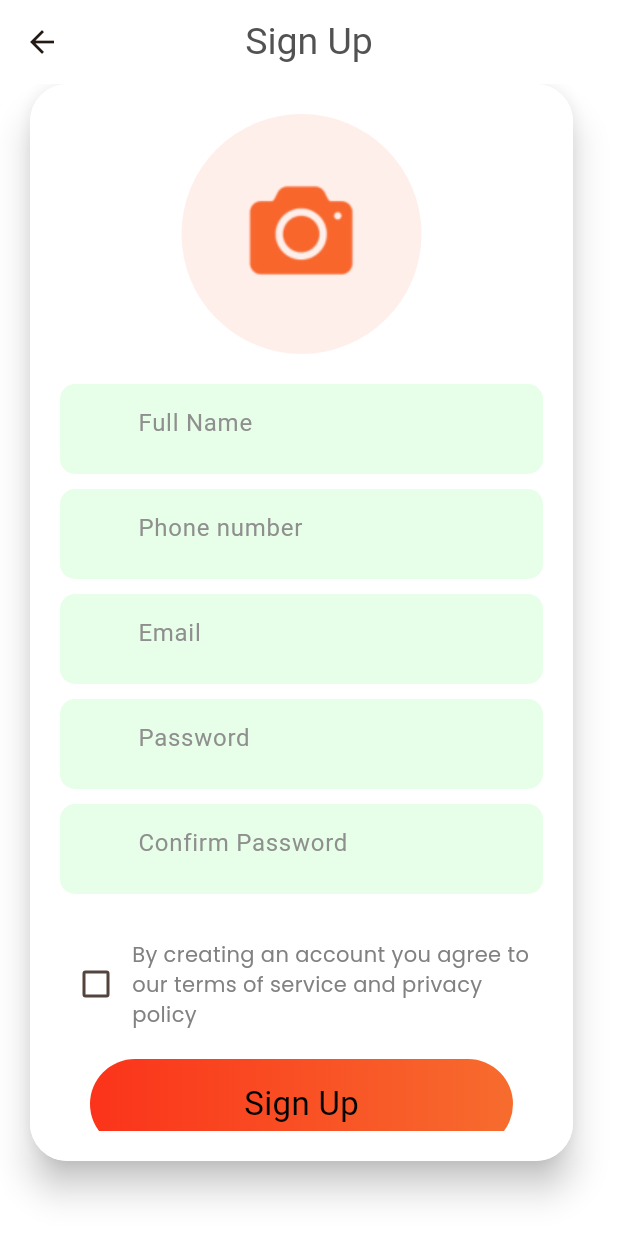
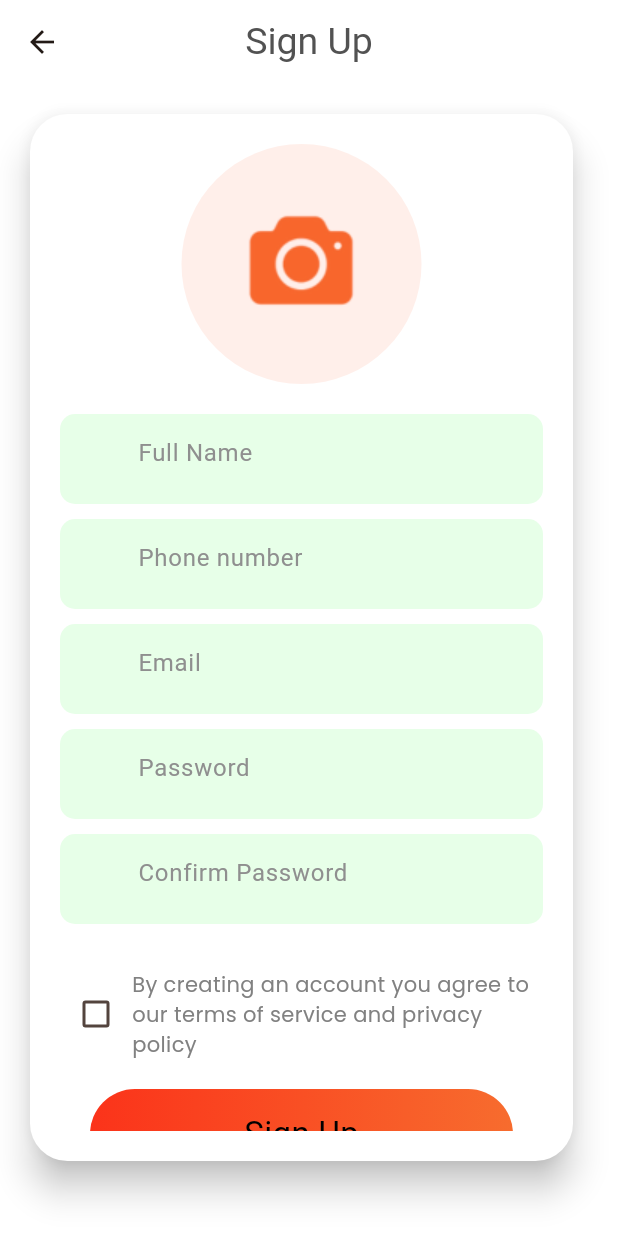
Before and after one commit to Aflah3100/repsoft_assignment_app, a Flutter app: the SignUpScreen screen opened directly, on a phone screen of 412 x 824 dp. Run offline on Flutter 3.47's test engine with Material 3 defaults, Android fonts, the phone set to English and light mode, and no system bars; our stand-ins replace google_fonts.

Commit message:
fixed bugs with signup creen

```diff
--- a/lib/main.dart
+++ b/lib/main.dart
@@ -18,7 +18,7 @@ class MyApp extends StatelessWidget {
         colorScheme: ColorScheme.fromSeed(seedColor: const Color(0xffFF6B17)),
         useMaterial3: true,
       ),
-      home: SignUpScreen(),
+      home: SignInScreen(),
     );
   }
 }
--- a/lib/screens/sign_up_screen/sign_up_screen.dart
+++ b/lib/screens/sign_up_screen/sign_up_screen.dart
@@ -30,15 +30,17 @@ class SignUpScreen extends StatelessWidget {
       ),
       body: SafeArea(
           child: Container(
+        margin: const EdgeInsets.only(top: 20),
         padding: const EdgeInsets.only(left: 20, right: 30, bottom: 50),
         child: Material(
           borderRadius: BorderRadius.circular(25),
           color: Colors.white,
           elevation: 10,
           child: Container(
+            margin: const EdgeInsets.all(20),
             decoration: BoxDecoration(
                 color: Colors.white, borderRadius: BorderRadius.circular(25)),
-            padding: const EdgeInsets.all(20),
+            // padding: const EdgeInsets.all(10),
             width: double.maxFinite,
             height: double.maxFinite,
             child: SingleChildScrollView(
```
